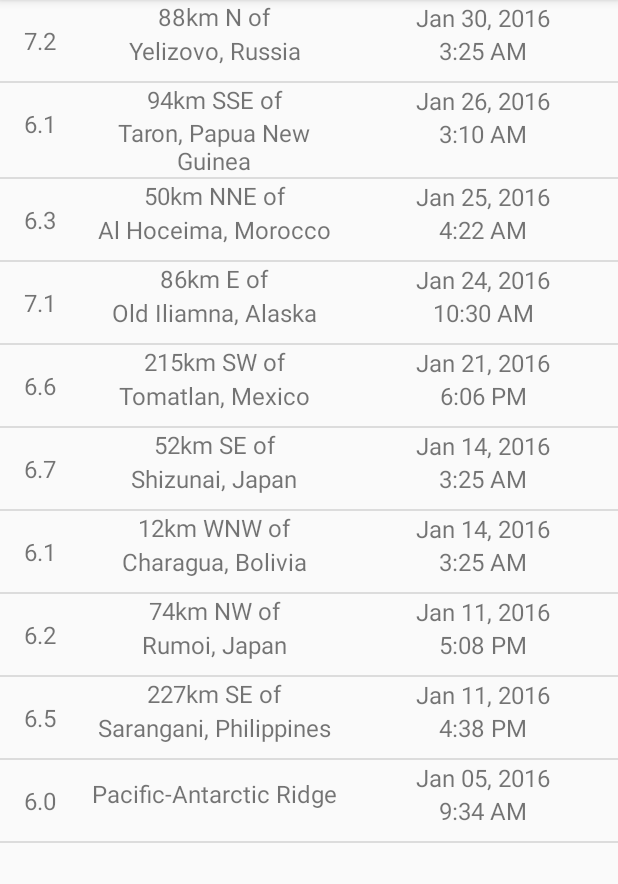
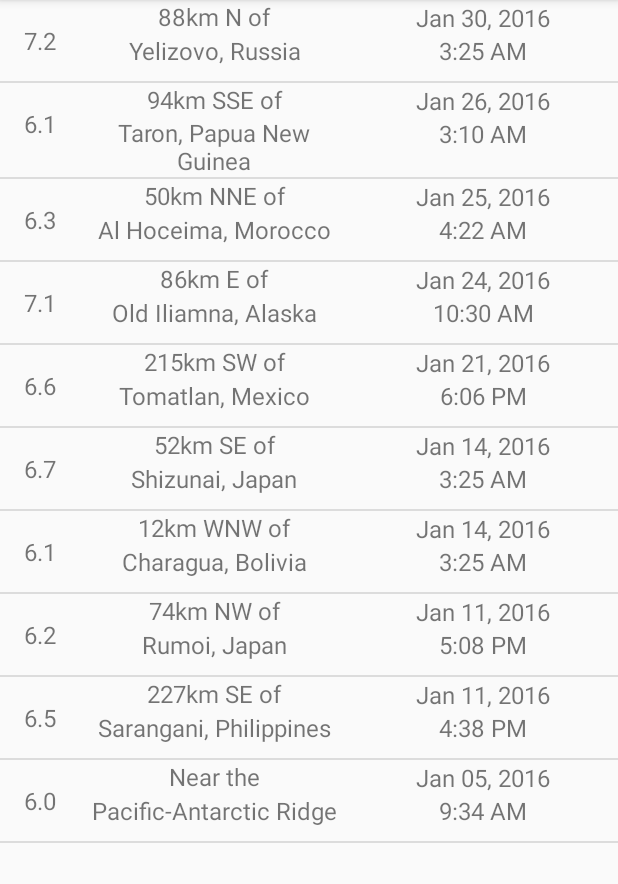
Before and after one commit to Pro-KY/EarhquakeReport, an Android app: the screen it shows after launch (EarthquakeActivity), on a phone screen of 412 x 824 dp, the part 84-968 px from its top. Run offline under Robolectric (Android 15) with nearby library versions, the phone set to English and light mode, and no system bars.

Commit message:
fix: proximity info displaying in ListView

```diff
--- a/app/src/main/java/com/example/android/quakereport/EarthquakeAdapter.java
+++ b/app/src/main/java/com/example/android/quakereport/EarthquakeAdapter.java
@@ -51,8 +51,8 @@ public class EarthquakeAdapter extends ArrayAdapter<Earthquake> {
         TextView distanceTextView = (TextView) listItemView.findViewById(R.id.distance_text_view);
         TextView placeTextView = (TextView) listItemView.findViewById(place_text_view);
 
-        // if there is distance in location string, then set distance and place of the earthquake into
-        // separate TextViews, otherwise display only place value
+        // if there is proximity in location string, then set distance and place of the earthquake into
+        // 2 separate TextViews, otherwise display "Near the" instead of proximity information
         if(location.lastIndexOf("of") != -1) {
             String distanceSubstring = location.substring(0, location.lastIndexOf("of")+2);
             Log.d("topStringValue", distanceSubstring);
@@ -62,8 +62,9 @@ public class EarthquakeAdapter extends ArrayAdapter<Earthquake> {
             Log.d("bottomStringValue", placeSubstring);
             placeTextView.setText(placeSubstring);
         } else {
-            distanceTextView.setText(location);
-            placeTextView.setVisibility(View.GONE);
+            distanceTextView.setText("Near the");
+            placeTextView.setText(location);
+            //placeTextView.setVisibility(View.GONE);
         }
 
         // Find the TextView in the list_item.xml layout with the ID date_text_view
```
